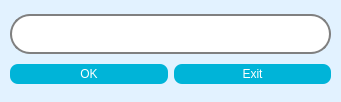
This is resource/uic/editevent.ui in xyang-github/INR_Tracker as Qt 5 draws it before an edit. The edited form follows.
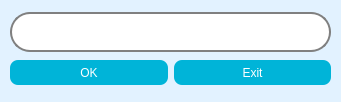
This is the edited form.

Commit message: Format consistency

```diff
--- a/resource/uic/editevent.ui
+++ b/resource/uic/editevent.ui
@@ -153,7 +153,7 @@
         <property name="minimumSize">
          <size>
           <width>0</width>
-          <height>20</height>
+          <height>25</height>
          </size>
         </property>
         <property name="text">
@@ -166,7 +166,7 @@
         <property name="minimumSize">
          <size>
           <width>0</width>
-          <height>20</height>
+          <height>25</height>
          </size>
         </property>
         <property name="text">
```
Left out of the diff: 6 changed lines with no effect on the pictures. The commit also changes 1 other file.
